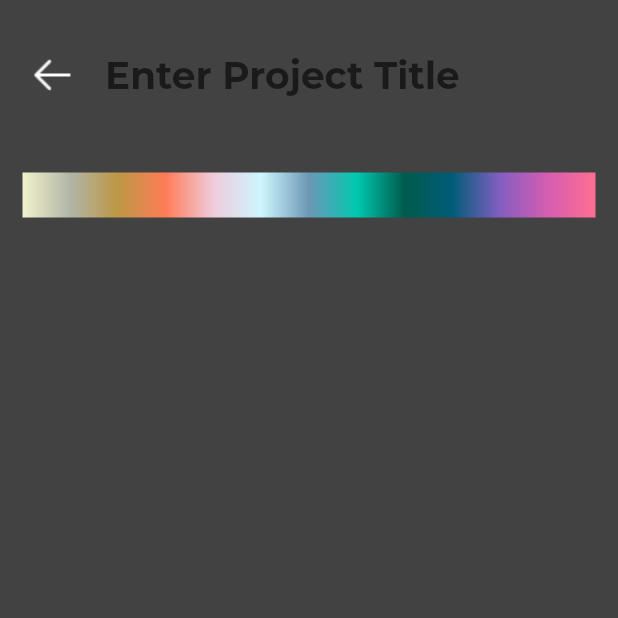
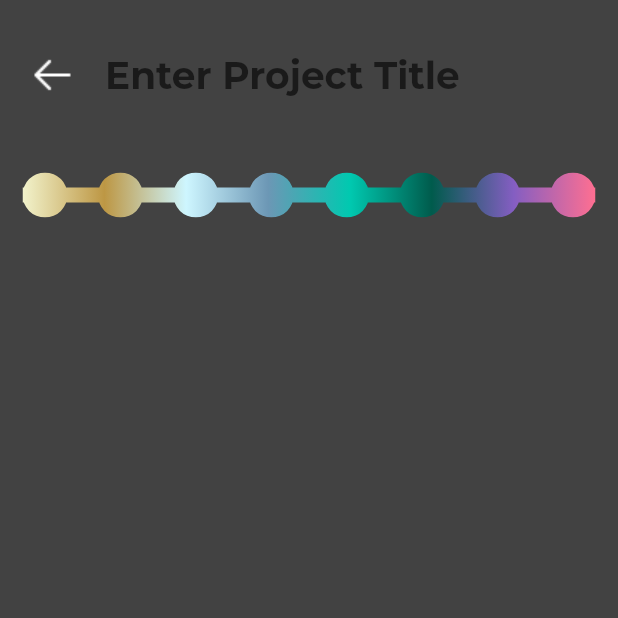
Before and after one commit to Anastasia-Nayita/pomodoro.tasks, a Flutter app: the Projecttodos screen opened directly, on a phone screen of 412 x 824 dp, the top half of it. Run offline on Flutter 3.47's test engine with Material 2 defaults, Android fonts, the phone set to English and light mode, and no system bars; our stand-ins replace google_fonts, sqflite; accounts and stored records are empty.

Commit message:
style: add blobs to shape of ColorPicker

```diff
--- a/lib/widgets.dart
+++ b/lib/widgets.dart
@@ -93,6 +93,21 @@ class ColorPicker extends StatefulWidget {
     this.onColorSelected,
   });
 
+  final List<Color> paletteColors = [
+    Color(0xFFF2F3CC),
+    //Color(0xFFB1B5A7),
+    Color(0xFFBD9744),
+    // Color(0xFFFF7C58),
+    // Color(0xFFEECCDC),
+    Color(0xFFCEF6FF),
+    Color(0xFF6C97B5),
+    Color(0xFF00C9B0),
+    Color(0xFF005B4C),
+    //Color(0xFF005C78),
+    Color(0xFF845EC2),
+    // Color(0xFFD65DB1),
+    Color(0xFFFF6F91)
+  ];
   final Function(Color spectrumColor) onColorSelected;
 
   @override
@@ -100,22 +115,6 @@ class ColorPicker extends StatefulWidget {
 }
 
 class _ColorPickerState extends State<ColorPicker> {
-  final List<Color> paletteColors = [
-    Color(0xFFF2F3CC),
-    Color(0xFFB1B5A7),
-    Color(0xFFBD9744),
-    Color(0xFFFF7C58),
-    Color(0xFFEECCDC),
-    Color(0xFFCEF6FF),
-    Color(0xFF6C97B5),
-    Color(0xFF00C9B0),
-    Color(0xFF005B4C),
-    Color(0xFF005C78),
-    Color(0xFF845EC2),
-    Color(0xFFD65DB1),
-    Color(0xFFFF6F91)
-  ];
-
   void _selectColors(Offset touchPosition) {
     if (widget.onColorSelected == null) {
       return;
@@ -125,7 +124,7 @@ class _ColorPickerState extends State<ColorPicker> {
 
     final ColorBlobSpectrum colorBlobSpectrum =
         ColorBlobSpectrum.fromPhysicalDimensions(
-            size: renderBox.size, paletteColors: paletteColors);
+            size: renderBox.size, paletteColors: widget.paletteColors);
 
     widget.onColorSelected(
         colorBlobSpectrum.calculateSpectrumColor(touchPosition.dx));
@@ -140,10 +139,68 @@ class _ColorPickerState extends State<ColorPicker> {
       onHorizontalDragUpdate: (DragUpdateDetails details) {
         _selectColors(details.localPosition);
       },
-      child: ColorBar(
-        colors: paletteColors,
+      child: ClipPath(
+        clipper: BlobSpectrumClipper(
+          colorCount: widget.paletteColors.length,
+          lineThickness: 10,
+        ),
+        child: ColorBar(
+          colors: widget.paletteColors,
+        ),
       ),
     );
+  }
+}
+
+class BlobSpectrumClipper extends CustomClipper<Path> {
+  BlobSpectrumClipper({
+    @required this.colorCount,
+    @required this.lineThickness,
+  });
+
+  final int colorCount;
+  final double lineThickness;
+
+  @override
+  Path getClip(Size size) {
+    final double blobDiameter = size.height;
+    final double separatorSpace =
+        (size.width - (colorCount * blobDiameter)) / (colorCount - 1);
+
+    Path path = Path();
+    _addHorizontalLine(path, size, lineThickness);
+    for (int i = 0; i < colorCount; ++i) {
+      _addBlob(path, size, blobDiameter, separatorSpace, i);
+    }
+    return path;
+  }
+
+  void _addHorizontalLine(
+      Path path, Size availableSpace, double lineThickness) {
+    path.addRect(Rect.fromLTWH(
+      0,
+      (availableSpace.height - lineThickness) / 2,
+      availableSpace.width,
+      lineThickness,
+    ));
+  }
+
+  void _addBlob(Path path, Size availableSpace, double blobDiameter,
+      double separatorSpace, int index) {
+    final blobRadius = blobDiameter / 2;
+
+    path.addOval(Rect.fromCircle(
+      center: Offset(
+        blobRadius + (index * (blobDiameter + separatorSpace)),
+        availableSpace.height / 2,
+      ),
+      radius: blobRadius,
+    ));
+  }
+
+  @override
+  bool shouldReclip(covariant CustomClipper<Path> oldClipper) {
+    return true;
   }
 }
 
```
Also changed, not shown: demo.gif (added).
